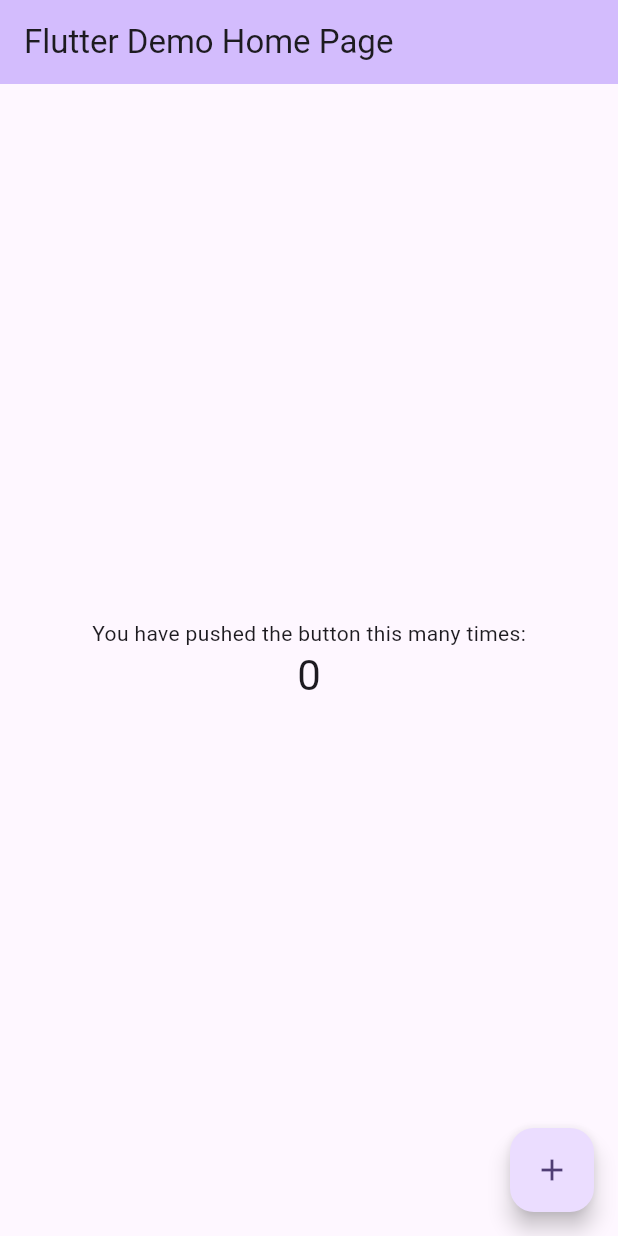
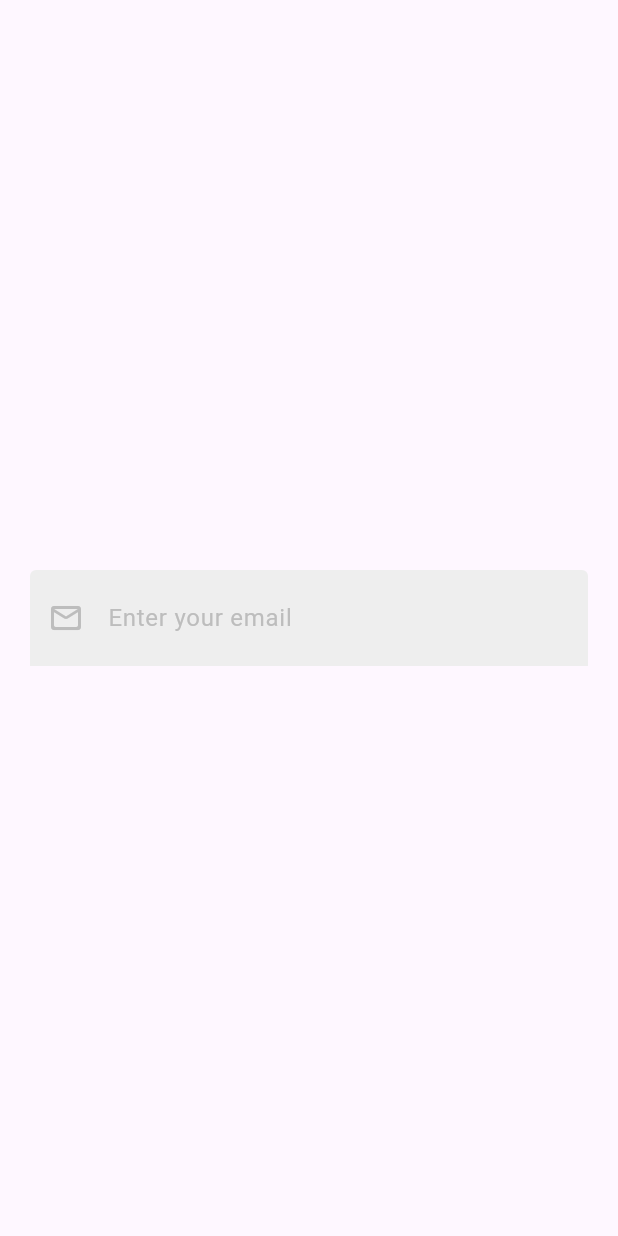
Before and after one commit to Vincent-Baret-974/Login_firebase, a Flutter app: the screen it shows after launch, on a phone screen of 412 x 824 dp. Run offline on Flutter 3.47's test engine with Material 3 defaults, Android fonts, the phone set to English and light mode, and no system bars; our stand-ins replace google_fonts.

Commit message:
feat: add cutom textfield

```diff
--- a/lib/main.dart
+++ b/lib/main.dart
@@ -1,4 +1,5 @@
 import 'package:flutter/material.dart';
+import 'package:google_fonts/google_fonts.dart';
 
 void main() {
   runApp(const MyApp());
@@ -10,116 +11,62 @@ class MyApp extends StatelessWidget {
   // This widget is the root of your application.
   @override
   Widget build(BuildContext context) {
-    return MaterialApp(
-      title: 'Flutter Demo',
-      theme: ThemeData(
-        // This is the theme of your application.
-        //
-        // TRY THIS: Try running your application with "flutter run". You'll see
-        // the application has a purple toolbar. Then, without quitting the app,
-        // try changing the seedColor in the colorScheme below to Colors.green
-        // and then invoke "hot reload" (save your changes or press the "hot
-        // reload" button in a Flutter-supported IDE, or press "r" if you used
-        // the command line to start the app).
-        //
-        // Notice that the counter didn't reset back to zero; the application
-        // state is not lost during the reload. To reset the state, use hot
-        // restart instead.
-        //
-        // This works for code too, not just values: Most code changes can be
-        // tested with just a hot reload.
-        colorScheme: ColorScheme.fromSeed(seedColor: Colors.deepPurple),
-        useMaterial3: true,
-      ),
-      home: const MyHomePage(title: 'Flutter Demo Home Page'),
+    return const MaterialApp(
+      home: LoginPage(),
     );
   }
 }
 
-class MyHomePage extends StatefulWidget {
-  const MyHomePage({super.key, required this.title});
-
-  // This widget is the home page of your application. It is stateful, meaning
-  // that it has a State object (defined below) that contains fields that affect
-  // how it looks.
-
-  // This class is the configuration for the state. It holds the values (in this
-  // case the title) provided by the parent (in this case the App widget) and
-  // used by the build method of the State. Fields in a Widget subclass are
-  // always marked "final".
-
-  final String title;
-
-  @override
-  State<MyHomePage> createState() => _MyHomePageState();
-}
-
-class _MyHomePageState extends State<MyHomePage> {
-  int _counter = 0;
-
-  void _incrementCounter() {
-    setState(() {
-      // This call to setState tells the Flutter framework that something has
-      // changed in this State, which causes it to rerun the build method below
-      // so that the display can reflect the updated values. If we changed
-      // _counter without calling setState(), then the build method would not be
-      // called again, and so nothing would appear to happen.
-      _counter++;
-    });
-  }
+class LoginPage extends StatelessWidget {
+  const LoginPage({super.key});
 
   @override
   Widget build(BuildContext context) {
-    // This method is rerun every time setState is called, for instance as done
-    // by the _incrementCounter method above.
-    //
-    // The Flutter framework has been optimized to make rerunning build methods
-    // fast, so that you can just rebuild anything that needs updating rather
-    // than having to individually change instances of widgets.
     return Scaffold(
-      appBar: AppBar(
-        // TRY THIS: Try changing the color here to a specific color (to
-        // Colors.amber, perhaps?) and trigger a hot reload to see the AppBar
-        // change color while the other colors stay the same.
-        backgroundColor: Theme.of(context).colorScheme.inversePrimary,
-        // Here we take the value from the MyHomePage object that was created by
-        // the App.build method, and use it to set our appbar title.
-        title: Text(widget.title),
-      ),
       body: Center(
-        // Center is a layout widget. It takes a single child and positions it
-        // in the middle of the parent.
-        child: Column(
-          // Column is also a layout widget. It takes a list of children and
-          // arranges them vertically. By default, it sizes itself to fit its
-          // children horizontally, and tries to be as tall as its parent.
-          //
-          // Column has various properties to control how it sizes itself and
-          // how it positions its children. Here we use mainAxisAlignment to
-          // center the children vertically; the main axis here is the vertical
-          // axis because Columns are vertical (the cross axis would be
-          // horizontal).
-          //
-          // TRY THIS: Invoke "debug painting" (choose the "Toggle Debug Paint"
-          // action in the IDE, or press "p" in the console), to see the
-          // wireframe for each widget.
-          mainAxisAlignment: MainAxisAlignment.center,
-          children: <Widget>[
-            const Text(
-              'You have pushed the button this many times:',
-            ),
-            Text(
-              '$_counter',
-              style: Theme.of(context).textTheme.headlineMedium,
-            ),
-          ],
+        child: Container(
+          margin: const EdgeInsets.all(20),
+          child: const Column(
+            mainAxisAlignment: MainAxisAlignment.center,
+            children: [
+              CustomTextField()
+            ],
+          ),
         ),
       ),
-      floatingActionButton: FloatingActionButton(
-        onPressed: _incrementCounter,
-        tooltip: 'Increment',
-        child: const Icon(Icons.add),
-      ), // This trailing comma makes auto-formatting nicer for build methods.
     );
   }
 }
+
+class CustomTextField extends StatelessWidget {
+  const CustomTextField({
+    super.key,
+  });
+
+  @override
+  Widget build(BuildContext context) {
+    return TextField(
+      decoration: InputDecoration(
+          floatingLabelBehavior: FloatingLabelBehavior.never,
+          hintText: 'Enter your email',
+          hintStyle: GoogleFonts.roboto(
+            color: Colors.grey.shade400
+          ),
+          prefixIcon: Icon(
+              Icons.mail_outline_rounded,
+              color: Colors.grey.shade400
+          ),
+          border: const UnderlineInputBorder(
+            borderSide:
+                BorderSide.none,
+          ),
+          filled: true,
+          fillColor: Colors.grey.shade200,
+          contentPadding: const EdgeInsets.symmetric(vertical: 20.0, horizontal: 0.0),
+      ),
+      onChanged: (value) {
+        print('Typed $value');
+      }
+    );
+  }
+}
--- a/pubspec.yaml
+++ b/pubspec.yaml
@@ -35,6 +35,7 @@ dependencies:
   # The following adds the Cupertino Icons font to your application.
   # Use with the CupertinoIcons class for iOS style icons.
   cupertino_icons: ^1.0.2
+  google_fonts: ^6.1.0
 
 dev_dependencies:
   flutter_test:
```
Also changed, not shown: pubspec.lock, 3 other files.
